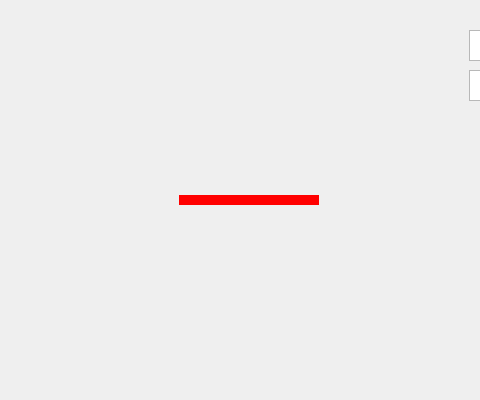
First picture: the form in CGameDlg.ui, repository cryyin/DataStructure_final, before the edit; both pictures show x 411 to 891 and y 0 to 400 of the 1149 by 576 pixel window.
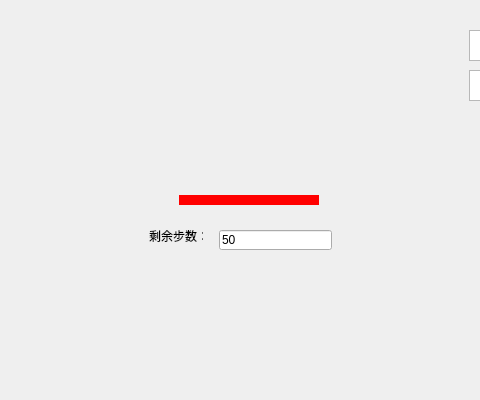
Second picture: the form after the edit. Icons and pictures are not drawn.

The edit to the form file:
```diff
--- a/CGameDlg.ui
+++ b/CGameDlg.ui
@@ -257,6 +257,35 @@
     <string>保存成绩</string>
    </property>
   </widget>
+  <widget class="QLineEdit" name="lineEdit_7">
+   <property name="geometry">
+    <rect>
+     <x>630</x>
+     <y>230</y>
+     <width>113</width>
+     <height>20</height>
+    </rect>
+   </property>
+   <property name="text">
+    <string>50</string>
+   </property>
+   <property name="readOnly">
+    <bool>true</bool>
+   </property>
+  </widget>
+  <widget class="QLabel" name="label_10">
+   <property name="geometry">
+    <rect>
+     <x>560</x>
+     <y>230</y>
+     <width>54</width>
+     <height>12</height>
+    </rect>
+   </property>
+   <property name="text">
+    <string>剩余步数：</string>
+   </property>
+  </widget>
   <zorder>label_7</zorder>
   <zorder>textEdit</zorder>
   <zorder>textEdit_2</zorder>
```
Left out of the diff: 2 changed lines with no effect on the pictures.
